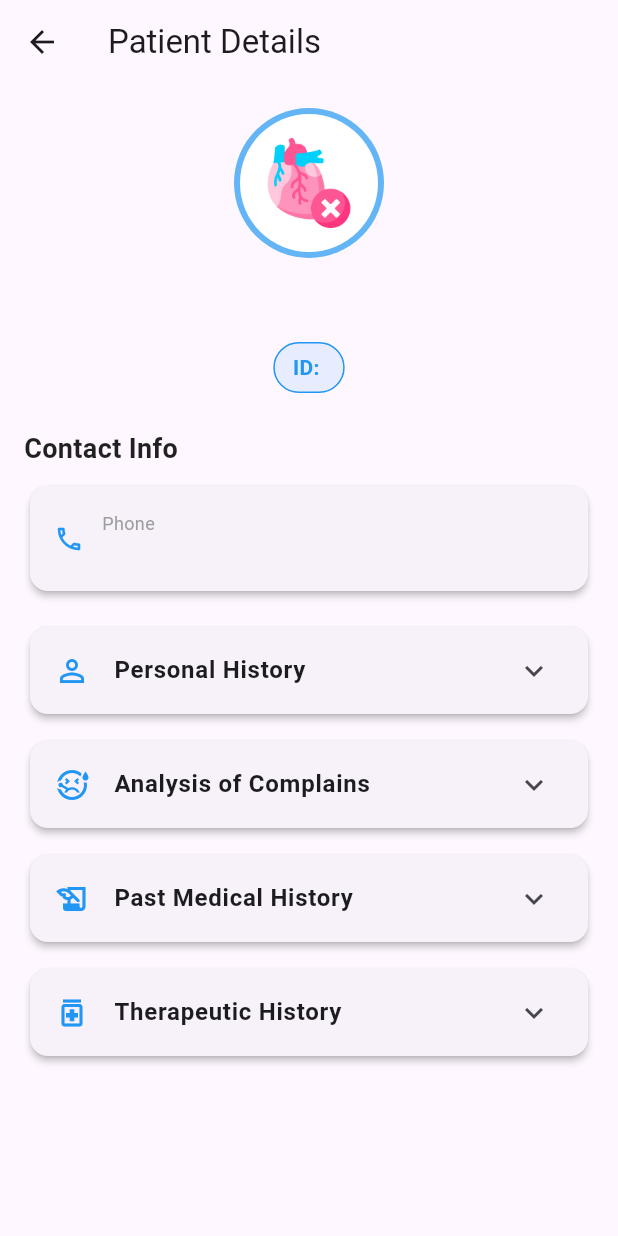
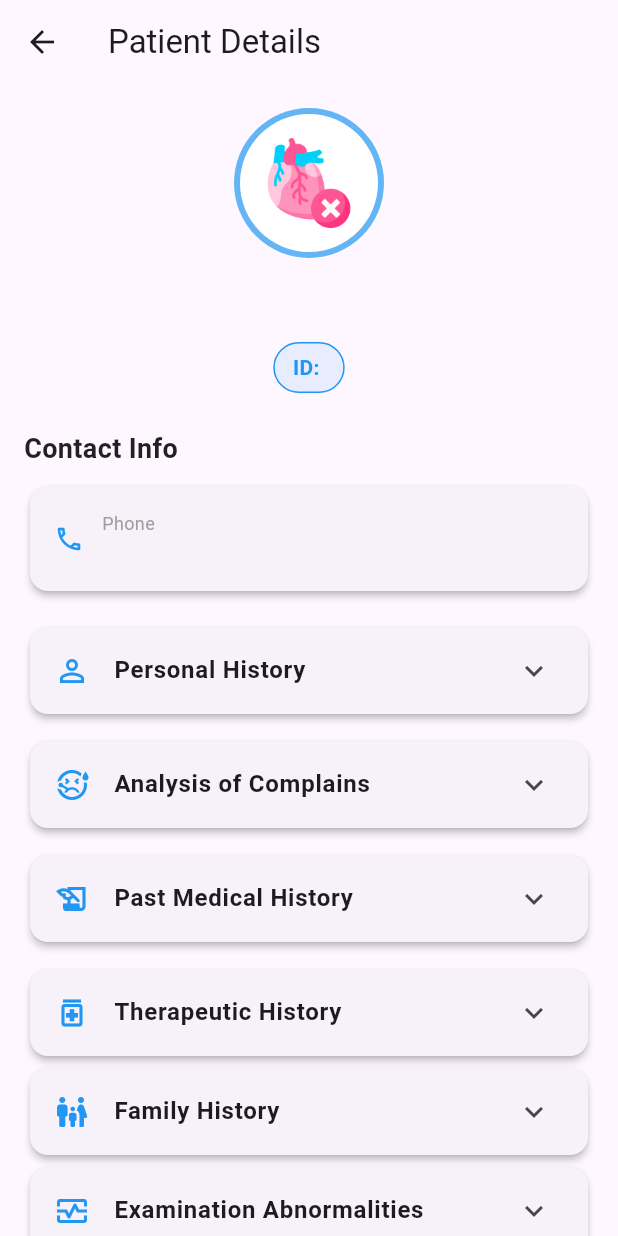
Before and after one commit to mostafa2026-code/my_graduation, a Flutter app: the PateintDetails screen opened directly with empty values, on a phone screen of 412 x 824 dp. Run offline on Flutter 3.47's test engine with Material 3 defaults, Android fonts, the phone set to English and light mode, and no system bars; our stand-ins replace bloc, cloud_firestore, firebase_auth, firebase_core, flutter_bloc, flutter_svg and 5 more; accounts and stored records are empty.

Commit message:
feat: implement add/edit patient and patient details pages.

```diff
--- a/lib/features/presentation/add_edit_patient/pages/add_edit_patient.dart
+++ b/lib/features/presentation/add_edit_patient/pages/add_edit_patient.dart
@@ -42,6 +42,13 @@ class _AddEditPatientState extends State<AddEditPatient> {
     super.initState();
     if (widget.patientModelToedit != null) {
       isEdit = true;
+      PatientModel patientModel = widget.patientModelToedit!;
+      examinationAbnormalitiesController.text = patientModel
+          .examinationAbnormalities
+          .toString();
+      neededInvestigationsController.text = patientModel.neededInvestigation
+          .toString();
+      diagnosisController.text = patientModel.diagnosis.toString();
     }
 
     cubit = AddEditPatientCubit();
@@ -51,11 +58,7 @@ class _AddEditPatientState extends State<AddEditPatient> {
   @override
   Widget build(BuildContext context) {
     return Scaffold(
-      appBar: AppBar(
-        title: Text(
-          isEdit ? "Edit Patient" : "Add Patient",
-        ),
-      ),
+      appBar: AppBar(title: Text(isEdit ? "Edit Patient" : "Add Patient")),
       body: SingleChildScrollView(
         physics: const BouncingScrollPhysics(),
         child: SafeArea(
@@ -123,7 +126,7 @@ class _AddEditPatientState extends State<AddEditPatient> {
       bottomNavigationBar: Padding(
         padding: const EdgeInsets.all(20),
         child: MyMainBotton(
-          title:isEdit?"Edit":"Save",
+          title: isEdit ? "Edit" : "Save",
           onTap: () {
             PatientModel patientModel = cubit.currentPatient.copyWith(
               diagnosis: diagnosisController.text.trim(),
--- a/lib/features/presentation/patient_details/pages/pateint_details.dart
+++ b/lib/features/presentation/patient_details/pages/pateint_details.dart
@@ -4,10 +4,17 @@ import 'package:my_graduation/core/const/my_images.dart';
 import 'package:my_graduation/core/utils/my_colors.dart';
 import 'package:my_graduation/features/data/models/patient_model.dart';
 
+// ignore: must_be_immutable
 class PateintDetails extends StatelessWidget {
-  const PateintDetails({super.key, required this.model});
+   PateintDetails({super.key, required this.model});
 
   final PatientModel? model;
+  late Map<String, dynamic> examinationAbnormalities = {
+    "Examination Abnormalities": model!.examinationAbnormalities,
+  };
+  late final Map<String, dynamic> neededInvestingation = {
+    "needed Investigation": model!.neededInvestigation,
+  };
 
   @override
   Widget build(BuildContext context) {
@@ -53,18 +60,22 @@ class PateintDetails extends StatelessWidget {
               data: model?.theraputicHistory,
               icon: Icons.medication_outlined,
             ),
-            // const Gap(10),
-            // _buildExpandableSection(
-            //   title: "Examination Abnormalities",
-            //   data: model?.examinationAbnormalities.to,
-            //   icon: Icons.monitor_heart_outlined,
-            // ),
-            // const Gap(10),
-            // _buildExpandableSection(
-            //   title: "Needed Investigations",
-            //   data: model?.neededInvestigation,
-            //   icon: Icons.monitor_heart_outlined,
-            // ),
+            _buildExpandableSection(
+              title: "Family History",
+              data: model?.familyHistory,
+              icon: Icons.family_restroom_rounded,
+            ),
+            _buildExpandableSection(
+              title: "Examination Abnormalities",
+              data: examinationAbnormalities,
+              icon: Icons.monitor_heart_outlined,
+            ),
+            _buildExpandableSection(
+              title: "needed Investingation",
+              data: neededInvestingation,
+              icon: Icons.monitor_heart_outlined,
+            ),
+
             const Gap(10),
             if (model?.diagnosis != null && model!.diagnosis!.isNotEmpty)
               _buildDiagnosisCard(),
```
